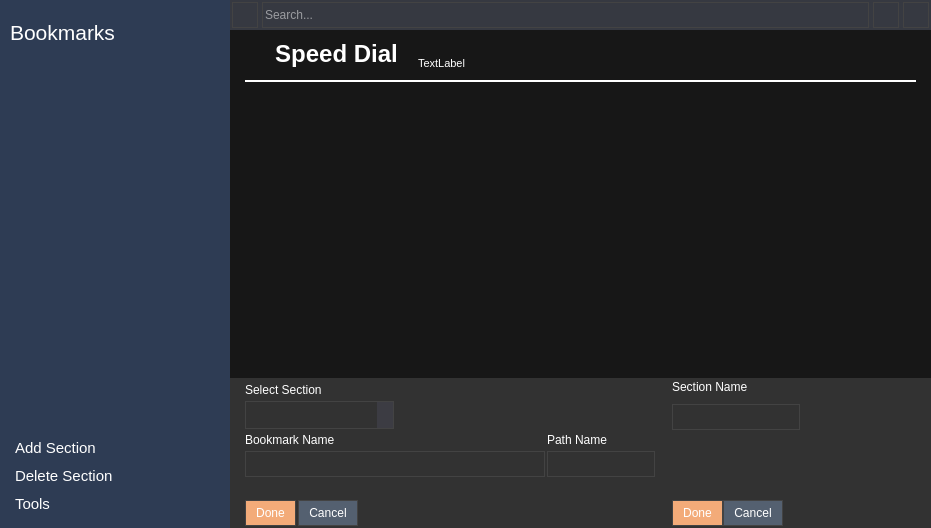
The window that app/bookmarks/bookmarks.ui (rahmanshaber/corebox) describes before a commit, drawn with Qt 5.
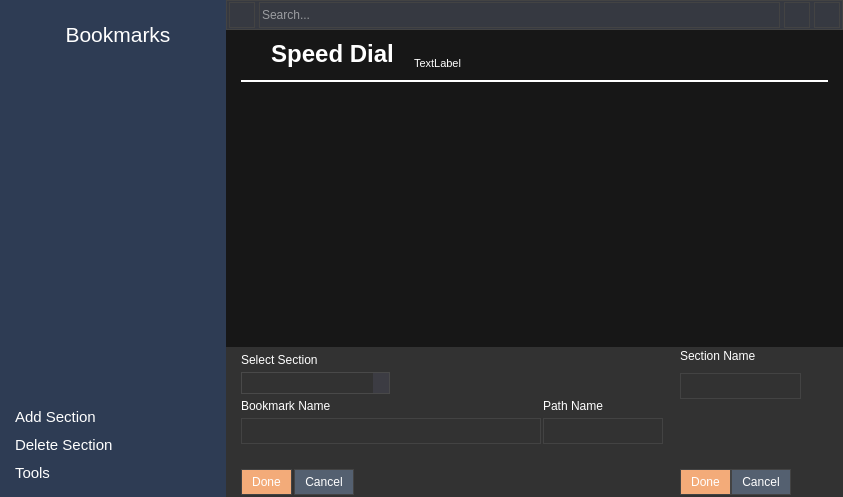
The same window after the commit. Icons and pictures are not drawn.

Patch:
```diff
--- a/app/bookmarks/bookmarks.ui
+++ b/app/bookmarks/bookmarks.ui
@@ -6,8 +6,8 @@
    <rect>
     <x>0</x>
     <y>0</y>
-    <width>931</width>
-    <height>528</height>
+    <width>843</width>
+    <height>497</height>
    </rect>
   </property>
   <property name="windowTitle">
@@ -61,6 +61,60 @@
 background-color: #2E3C54;
 color: #ffffff;
 border: 1px rgb(67, 67, 67);
+}
+
+
+QListView{
+padding: 0px 0px 0px 5px;
+}
+
+QListView::item{
+Text-align:left;
+padding: 5px 5px 5px 5px;
+}
+
+QListView::item:selected {
+background-color: #171717;
+}
+
+QListView::item:hover {
+ background-color: #171717;
+}
+
+QScrollBar:vertical {
+background-color: rgba( 0, 0, 0, 72% );
+max-width: 8px;
+border-radius: 4px;
+padding: 1px; }
+
+QScrollBar::handle:vertical {
+background-color: silver;
+max-width: 6px;
+border-radius: 3px; }
+
+QScrollBar::sub-page:vertical {
+background-color: rgba( 0, 0, 0, 72% ); }
+
+QScrollBar::add-page:vertical {
+background-color: rgba( 0, 0, 0, 72% ); }
+
+QScrollBar::add-line:vertical, 
+QScrollBar::sub-line:vertical {
+width: 0px; height: 0px; }
+
+
+
+QPushButton{
+Text-align:left;
+padding: 5px 5px 5px 5px;
+}
+
+QPushButton:pressed{
+background-color: #171717; 
+}
+
+QPushButton:hover {
+background-color: #171717;
 }</string>
      </property>
      <layout class="QVBoxLayout" name="verticalLayout" stretch="0,0,0,0,0,0">
@@ -80,7 +134,13 @@
        <number>10</number>
       </property>
       <item>
-       <widget class="QPushButton" name="title">
+       <widget class="QToolButton" name="title">
+        <property name="sizePolicy">
+         <sizepolicy hsizetype="Preferred" vsizetype="Fixed">
+          <horstretch>0</horstretch>
+          <verstretch>0</verstretch>
+         </sizepolicy>
+        </property>
         <property name="font">
          <font>
           <pointsize>16</pointsize>
@@ -89,10 +149,6 @@
         <property name="focusPolicy">
          <enum>Qt::NoFocus</enum>
         </property>
-        <property name="styleSheet">
-         <string notr="true">Text-align:left
-</string>
-        </property>
         <property name="text">
          <string>Bookmarks</string>
         </property>
@@ -106,8 +162,8 @@
           <height>24</height>
          </size>
         </property>
-        <property name="flat">
-         <bool>true</bool>
+        <property name="toolButtonStyle">
+         <enum>Qt::ToolButtonTextBesideIcon</enum>
         </property>
        </widget>
       </item>
@@ -140,44 +196,7 @@
          <enum>Qt::NoFocus</enum>
         </property>
         <property name="styleSheet">
-         <string notr="true">QListView{
-padding: 0px 0px 0px 5px;
-}
-
-QListView::item{
-Text-align:left;
-padding: 5px 5px 5px 5px;
-}
-
-QListView::item:selected {
-background-color: #171717;
-}
-
-QListView::item:hover {
- background-color: #171717;
-}
-
-QScrollBar:vertical {
-background-color: rgba( 0, 0, 0, 72% );
-max-width: 8px;
-border-radius: 4px;
-padding: 1px; }
-
-QScrollBar::handle:vertical {
-background-color: silver;
-max-width: 6px;
-border-radius: 3px; }
-
-QScrollBar::sub-page:vertical {
-background-color: rgba( 0, 0, 0, 72% ); }
-
-QScrollBar::add-page:vertical {
-background-color: rgba( 0, 0, 0, 72% ); }
-
-QScrollBar::add-line:vertical, 
-QScrollBar::sub-line:vertical {
-width: 0px; height: 0px; }
-
+         <string notr="true">
 </string>
         </property>
        </widget>
@@ -193,18 +212,7 @@
          <enum>Qt::NoFocus</enum>
         </property>
         <property name="styleSheet">
-         <string notr="true">QPushButton{
-Text-align:left;
-padding: 5px 5px 5px 5px;
-}
-
-QPushButton:pressed{
-background-color: #171717; 
-}
-
-QPushButton:hover {
-background-color: #171717;
-}</string>
+         <string notr="true"/>
         </property>
         <property name="text">
          <string>Add Section</string>
@@ -239,20 +247,6 @@
         <property name="focusPolicy">
          <enum>Qt::NoFocus</enum>
         </property>
-        <property name="styleSheet">
-         <string notr="true">QPushButton{
-Text-align:left;
-padding: 5px 5px 5px 5px;
-}
-
-QPushButton:pressed{
-background-color: #171717; 
-}
-
-QPushButton:hover {
-background-color: #171717;
-}</string>
-        </property>
         <property name="text">
          <string>Delete Section</string>
         </property>
@@ -278,20 +272,6 @@
         <property name="focusPolicy">
          <enum>Qt::NoFocus</enum>
         </property>
-        <property name="styleSheet">
-         <string notr="true">QPushButton{
-Text-align:left;
-padding: 5px 5px 5px 5px;
-}
-
-QPushButton:pressed{
-background-color: #171717; 
-}
-
-QPushButton:hover {
-background-color: #171717;
-}</string>
-        </property>
         <property name="text">
          <string>Tools</string>
         </property>
@@ -337,6 +317,11 @@
       <string notr="true">QWidget{
 background-color: #323232 ;
 color: #FFFFFF;
+}
+
+QLineEdit{
+    border: 1px solid #434343;
+    padding: 5px 5px 5px 10px;
 }</string>
      </property>
      <layout class="QGridLayout" name="gridLayout_2">
@@ -477,12 +462,6 @@
           <height>26</height>
          </size>
         </property>
-        <property name="styleSheet">
-         <string notr="true">QWidget{
-border: 1px solid rgb(67, 67, 67);
-}
-</string>
-        </property>
        </widget>
       </item>
       <item row="1" column="0">
@@ -495,19 +474,18 @@
         </property>
         <property name="styleSheet">
          <string notr="true">QComboBox {
-    border: 1px solid rgb(67, 67, 67);
-    padding: 5px 5px 5px 10px;
+    border: 1px solid #494949;
+    padding: 2px 2px 2px 10px;
 }
+
 QComboBox QAbstractItemView {
     background-color: #546070;
     color: #ffffff;
     selection-background-color: #F1A873;
 }
+
 QComboBox::drop-down {
     background-color: #3C3C43;
-}
-QComboBox::down-arrow {
-    image: url(:/icons/more_h_w.svg);
 }</string>
         </property>
         <property name="editable">
@@ -542,12 +520,6 @@
           <height>26</height>
          </size>
         </property>
-        <property name="styleSheet">
-         <string notr="true">QWidget{
-border: 1px solid rgb(67, 67, 67);
-}
-</string>
-        </property>
        </widget>
       </item>
      </layout>
@@ -851,7 +823,24 @@
       <string notr="true">QWidget{
 background-color:#363941;
 color: #FFFFFF;
-}</string>
+}
+
+
+QPushButton{
+border: 1px solid rgb(67, 67, 67);
+}
+QPushButton:pressed{
+background-color:rgb(48, 140, 198); 
+}
+QPushButton:hover {
+background-color: rgb(48, 140, 198);
+}
+
+
+QWidget{
+border: 1px solid rgb(67, 67, 67);
+}
+</string>
      </property>
      <property name="frameShape">
       <enum>QFrame::NoFrame</enum>
@@ -899,16 +888,7 @@
          <string>Reload</string>
         </property>
         <property name="styleSheet">
-         <string notr="true">QPushButton{
-border: 1px solid rgb(67, 67, 67);
-}
-QPushButton:pressed{
-background-color:rgb(48, 140, 198); 
-}
-QPushButton:hover {
-background-color: rgb(48, 140, 198);
-}
-</string>
+         <string notr="true"/>
         </property>
         <property name="text">
          <string/>
@@ -946,10 +926,7 @@
          <string>Search</string>
         </property>
         <property name="styleSheet">
-         <string notr="true">QWidget{
-border: 1px solid rgb(67, 67, 67);
-}
-</string>
+         <string notr="true"/>
         </property>
         <property name="text">
          <string/>
@@ -985,18 +962,6 @@
         <property name="toolTip">
          <string>Delete selected Bookmark</string>
         </property>
-        <property name="styleSheet">
-         <string notr="true">QPushButton{
-border: 1px solid rgb(67, 67, 67);
-}
-QPushButton:pressed{
-background-color:rgb(48, 140, 198); 
-}
-QPushButton:hover {
-background-color: rgb(48, 140, 198);
-}
-</string>
-        </property>
         <property name="text">
          <string/>
         </property>
@@ -1039,16 +1004,7 @@
          <string>Edit selected Bookmark</string>
         </property>
         <property name="styleSheet">
-         <string notr="true">QPushButton{
-border: 1px solid rgb(67, 67, 67);
-}
-QPushButton:pressed{
-background-color:rgb(48, 140, 198); 
-}
-QPushButton:hover {
-background-color: rgb(48, 140, 198);
-}
-</string>
+         <string notr="true"/>
         </property>
         <property name="text">
          <string/>
@@ -1157,10 +1113,10 @@
          </size>
         </property>
         <property name="styleSheet">
-         <string notr="true">QWidget{
-border: 1px solid rgb(67, 67, 67);
-}
-</string>
+         <string notr="true">QLineEdit{
+    border: 1px solid #434343;
+    padding: 5px 5px 5px 10px;
+}</string>
         </property>
        </widget>
       </item>
```
